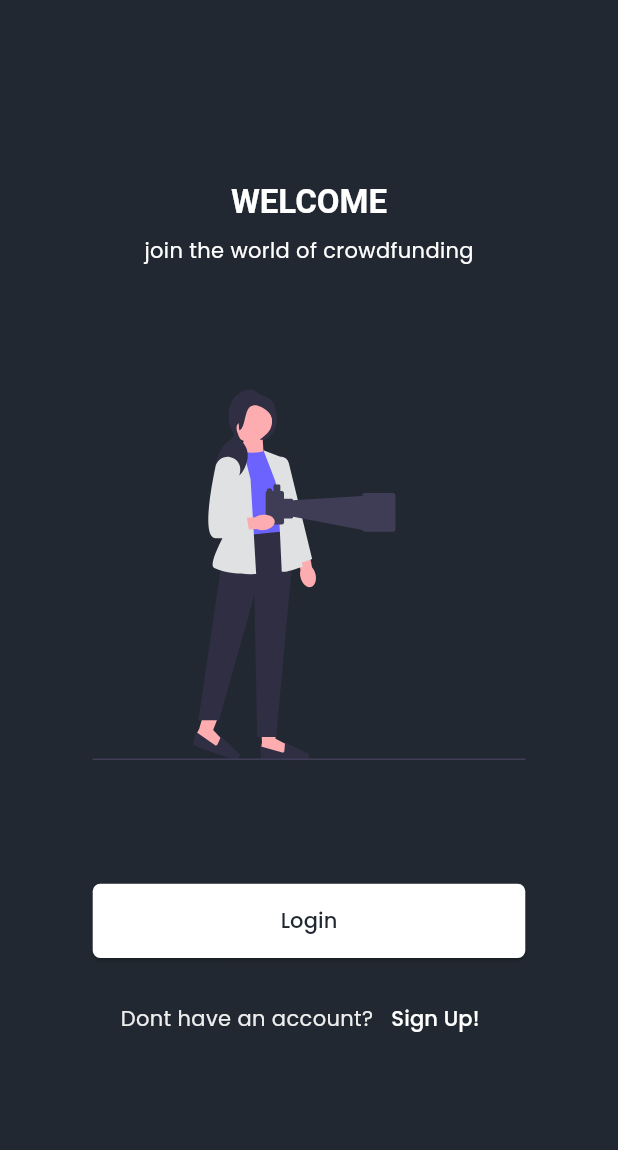
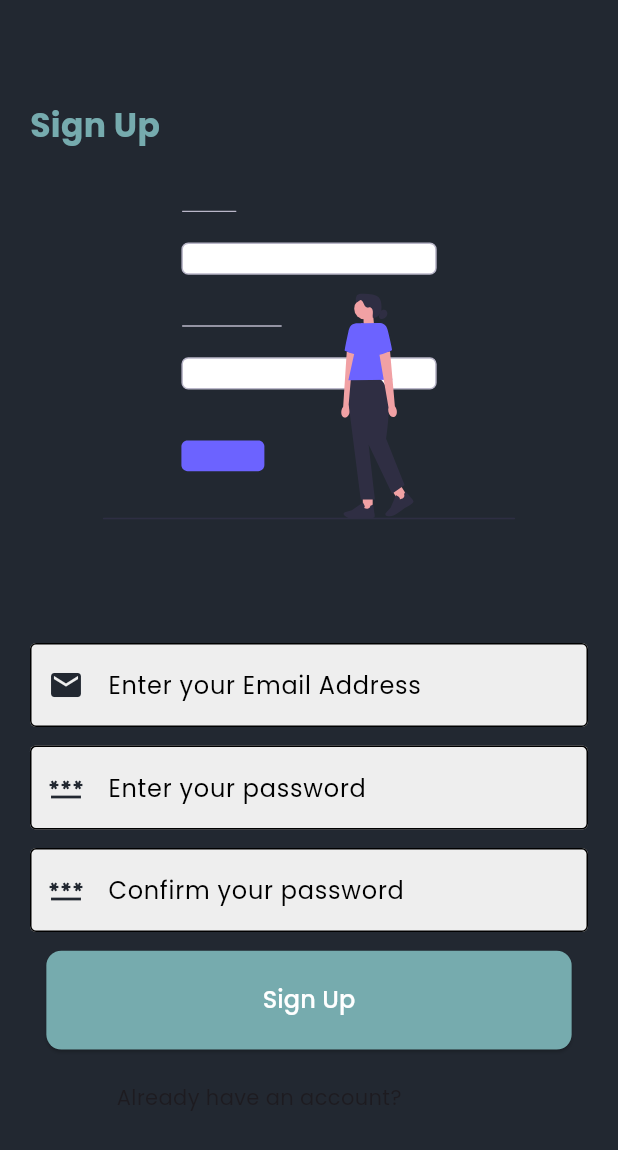
Before and after one commit to UttkarshM/hackbangalore, a Flutter app: the screen it shows after launch, after a tap on "Sign Up!", on a phone screen of 412 x 824 dp. Shown: the top 1150 px of the screen. Run offline on Flutter 3.47's test engine with Material 3 defaults, Android fonts, the light colour scheme and no system bars; our stand-ins replace firebase_auth, firebase_core, flutter_svg, gap, google_fonts; accounts and stored records are empty; network calls fail.

Commit message:
signup page

```diff
--- a/client/lib/screens/auth/login.dart
+++ b/client/lib/screens/auth/login.dart
@@ -1,3 +1,4 @@
+import 'package:client/screens/auth/signup.dart';
 import 'package:client/screens/welcome.dart';
 import 'package:client/themes/colors.dart';
 import 'package:firebase_auth/firebase_auth.dart';
@@ -22,6 +23,8 @@ class _LoginScreenState extends State<LoginScreen> {
 
   Future<void> loginUser() async {
     try {
+      print(emailId.text);
+      print(password.text);
       await FirebaseAuth.instance.signInWithEmailAndPassword(
           email: emailId.text, password: password.text);
 
@@ -137,7 +140,7 @@ class _LoginScreenState extends State<LoginScreen> {
                     TextButton(
                       onPressed: () => Navigator.of(context).push(
                         MaterialPageRoute(
-                          builder: (context) => const WelcomeScreen(),
+                          builder: (context) => const SignupScreen(),
                         ),
                       ),
                       child: Text(
--- a/client/lib/screens/auth/signup.dart
+++ b/client/lib/screens/auth/signup.dart
@@ -0,0 +1,159 @@
+import 'package:client/screens/auth/login.dart';
+import 'package:client/themes/colors.dart';
+import 'package:firebase_auth/firebase_auth.dart';
+import 'package:flutter/material.dart';
+import 'package:flutter_svg/flutter_svg.dart';
+import 'package:gap/gap.dart';
+
+class SignupScreen extends StatefulWidget {
+  const SignupScreen({super.key});
+
+  @override
+  State<SignupScreen> createState() {
+    return _SignupScreenState();
+  }
+}
+
+class _SignupScreenState extends State<SignupScreen> {
+  AppColors colors = AppColors();
+  GlobalKey<FormState> formKey = GlobalKey<FormState>();
+  var emailId = TextEditingController();
+  var password = TextEditingController();
+
+  void signUpUser(BuildContext context) async {
+    formKey.currentState!.validate();
+    try {
+      await FirebaseAuth.instance.createUserWithEmailAndPassword(
+          email: emailId.text, password: password.text);
+
+      ScaffoldMessenger.of(context).showSnackBar(
+          const SnackBar(content: Text('Account created succesfully!')));
+      Navigator.of(context)
+          .push(MaterialPageRoute(builder: (context) => const LoginScreen()));
+    } catch (e) {
+      ScaffoldMessenger.of(context)
+          .showSnackBar(SnackBar(content: Text(e.toString())));
+    }
+  }
+
+  @override
+  Widget build(BuildContext context) {
+    var height = MediaQuery.of(context).size.height;
+    var width = MediaQuery.of(context).size.width;
+
+    return Scaffold(
+      body: Center(
+        child: Container(
+          padding: const EdgeInsets.all(20),
+          child: Column(
+            mainAxisAlignment: MainAxisAlignment.center,
+            children: [
+              Align(
+                alignment: AlignmentDirectional.centerStart,
+                child: Text(
+                  'Sign Up',
+                  style: TextStyle(fontWeight: FontWeight.bold, fontSize: 22, color: colors.l2),
+                ),
+              ),
+              Gap(height * 0.05),
+                SvgPicture.asset(
+                  'assets/signup.svg',
+                  height: height * 0.25,
+                ),
+                Gap(height * 0.1),
+              Form(
+                key: formKey,
+                child: Column(
+                  children: [
+                    TextFormField(
+                      decoration: InputDecoration(
+                        labelText: 'Enter your Email Address',
+                        fillColor: colors.l1,
+                        filled: true,
+                        prefixIcon: Icon(
+                          Icons.email,
+                          color: colors.d1,
+                        ),
+                        border: OutlineInputBorder(),
+                        focusedBorder: OutlineInputBorder(),
+                      ),
+                      keyboardType: TextInputType.emailAddress,
+                      controller: emailId,
+                    ),
+                    Gap(height * 0.015),
+                    TextFormField(
+                      decoration: InputDecoration(
+                        labelText: 'Enter your password',
+                        prefixIcon: Icon(
+                          Icons.password,
+                          color: colors.d1,
+                        ),
+                        filled: true,
+                        fillColor: colors.l1,
+                        border: OutlineInputBorder(),
+                        focusedBorder: OutlineInputBorder(),
+                      ),
+                      keyboardType: TextInputType.text,
+                      obscureText: true,
+                      controller: password,
+                    ),
+                    Gap(height * 0.015),
+                    TextFormField(
+                      decoration: InputDecoration(
+                        labelText: 'Confirm your password',
+                        prefixIcon: Icon(
+                          Icons.password,
+                          color: colors.d1,
+                        ),
+                        fillColor: colors.l1,
+                        filled: true,
+                        border: OutlineInputBorder(),
+                        focusedBorder: OutlineInputBorder(),
+                      ),
+                      keyboardType: TextInputType.text,
+                      obscureText: false,
+                      validator: (value) {
+                        if (value != password.text) {
+                          return 'Passwords do not match';
+                        }
+                        return null;
+                      },
+                    ),
+                  ],
+                ),
+              ),
+              Gap(height * 0.015),
+              ElevatedButton(
+                onPressed: () => signUpUser(context),
+                style: ElevatedButton.styleFrom(
+                    backgroundColor: colors.l2,
+                    minimumSize: Size(width * 0.85, height * 0.08),
+                    shape: const RoundedRectangleBorder(
+                        borderRadius: BorderRadius.all(Radius.circular(10)))),
+                child: const Text(
+                  'Sign Up',
+                  style: TextStyle(color: Colors.white, fontSize: 16),
+                ),
+              ),
+              Gap(height * 0.01),
+              Row(
+                mainAxisAlignment: MainAxisAlignment.center,
+                children: [
+                  const Text('Already have an account?'),
+                  TextButton(
+                    onPressed: () => Navigator.of(context).push(
+                      MaterialPageRoute(
+                        builder: (context) => const LoginScreen(),
+                      ),
+                    ),
+                    child: const Text('Login!'),
+                  )
+                ],
+              ),
+            ],
+          ),
+        ),
+      ),
+    );
+  }
+}
--- a/client/lib/screens/welcome.dart
+++ b/client/lib/screens/welcome.dart
@@ -1,4 +1,5 @@
 import 'package:client/screens/auth/login.dart';
+import 'package:client/screens/auth/signup.dart';
 import 'package:client/themes/app_theme.dart';
 import 'package:flutter/material.dart';
 import 'package:flutter_svg/flutter_svg.dart';
@@ -52,11 +53,14 @@ class WelcomeScreen extends StatelessWidget {
               children: [
                 Text(
                   'Dont have an account?',
-                  style: TextStyle(
-                      color: Theme.of(context).colorScheme.secondary),
+                  style:
+                      TextStyle(color: Theme.of(context).colorScheme.secondary),
                 ),
                 TextButton(
-                  onPressed: () {},
+                  onPressed: () {
+                    Navigator.of(context).push(MaterialPageRoute(
+                        builder: (context) => const SignupScreen()));
+                  },
                   child: const Text(
                     'Sign Up!',
                     style: TextStyle(color: Colors.white),
```
Also changed, not shown: client/assets/signup.svg (added), client/assets/undraw_Sign_in_re_o58h.png (deleted), 1 other file.
